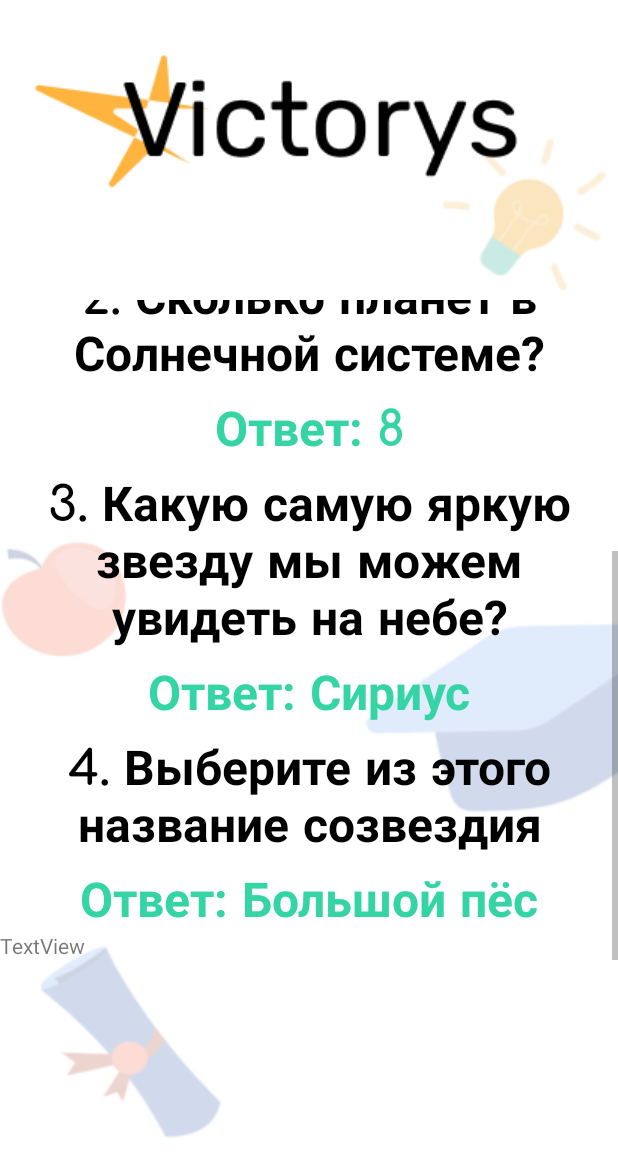
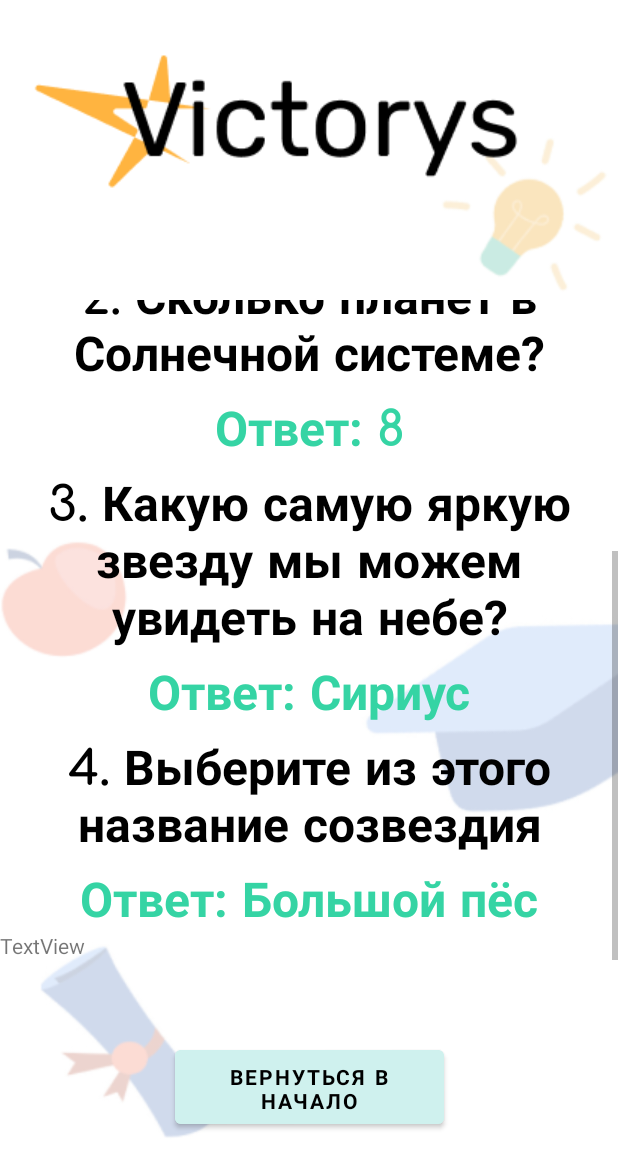
Before and after one commit to dilfd2367/Victoris_app, an Android app: the Nextmove1 screen opened directly, with no data from a screen before it, scrolled down 269 dp, on a phone screen of 412 x 824 dp. Shown: the top 1176 px of the screen. Run offline under Robolectric (Android 15) with nearby library versions, the phone set to English and light mode, and no system bars; Roboto replaces fonts that are not available here.

Commit message:
венгпсвернаг

```diff
--- a/app/src/main/java/com/example/projectvictorys/Nextmove1.java
+++ b/app/src/main/java/com/example/projectvictorys/Nextmove1.java
@@ -3,8 +3,11 @@ package com.example.projectvictorys;
 import androidx.appcompat.app.AppCompatActivity;
 
 import android.content.Context;
+import android.content.Intent;
 import android.content.SharedPreferences;
 import android.os.Bundle;
+import android.view.View;
+import android.widget.Button;
 import android.widget.TextView;
 
 public class Nextmove1 extends AppCompatActivity {
@@ -22,6 +25,7 @@ public class Nextmove1 extends AppCompatActivity {
     private TextView question2;
     private TextView question3;
     private TextView question4;
+    private Button btn_goback;
     @Override
     protected void onCreate(Bundle savedInstanceState) {
         super.onCreate(savedInstanceState);
@@ -29,6 +33,7 @@ public class Nextmove1 extends AppCompatActivity {
         String MyScore = getIntent().getStringExtra("Score");
         TextView textScore = findViewById(R.id.Your_score);
         MainActivity.SCORE = MyScore;
+        btn_goback = findViewById(R.id.go_back);
         textScore.setText("Ваш результат: " + MyScore + "/4");
         text1 = findViewById(R.id.textAnswer1);
         text2 = findViewById(R.id.textAnswer2);
@@ -46,6 +51,13 @@ public class Nextmove1 extends AppCompatActivity {
         question2.setText("2. " + Victorin1[1].question_text);
         question3.setText("3. " + Victorin1[2].question_text);
         question4.setText("4. " + Victorin1[3].question_text);
+        btn_goback.setOnClickListener(new View.OnClickListener() {
+            @Override
+            public void onClick(View v) {
+                Intent i = new Intent(Nextmove1.this, MainActivity.class);
+                startActivity(i);
+            }
+        });
     }
 
 }
--- a/app/src/main/res/layout/nextmove1.xml
+++ b/app/src/main/res/layout/nextmove1.xml
@@ -5,6 +5,20 @@
     android:layout_width="match_parent"
     android:layout_height="match_parent"
     android:background="@color/white">
+
+    <Button
+        android:id="@+id/go_back"
+        android:layout_width="179dp"
+        android:layout_height="61dp"
+        android:layout_marginBottom="25dp"
+        android:backgroundTint="#CFF1EE"
+        android:fontFamily="@font/comfortaa_bold"
+        android:text="Вернуться в начало"
+        android:textColor="#000000"
+        app:layout_constraintBottom_toBottomOf="@+id/imageView7"
+        app:layout_constraintEnd_toEndOf="parent"
+        app:layout_constraintStart_toStartOf="parent" />
+
     <ImageView
         android:id="@+id/imageView7"
         android:layout_width="431dp"
@@ -136,7 +150,7 @@
                 android:layout_height="match_parent"
                 android:fontFamily="@font/comfortaa_bold"
                 android:gravity="center"
-                android:text="Четвертый ответ"
+                android:text="Вернуться назад"
                 android:textColor="#35D4A4"
                 android:textSize="32sp" />
 
```
Also changed, not shown: app/src/main/java/com/example/projectvictorys/Nextmove2.java (+12 -0 lines), app/src/main/java/com/example/projectvictorys/Nextmove3.java (+13 -0 lines), app/src/main/java/com/example/projectvictorys/Nextmove4.java (+13 -0 lines), app/src/main/res/layout/nextmove2.xml (+13 -0 lines), app/src/main/res/layout/nextmove3.xml (+13 -0 lines), app/src/main/res/layout/nextmove4.xml (+13 -0 lines).
